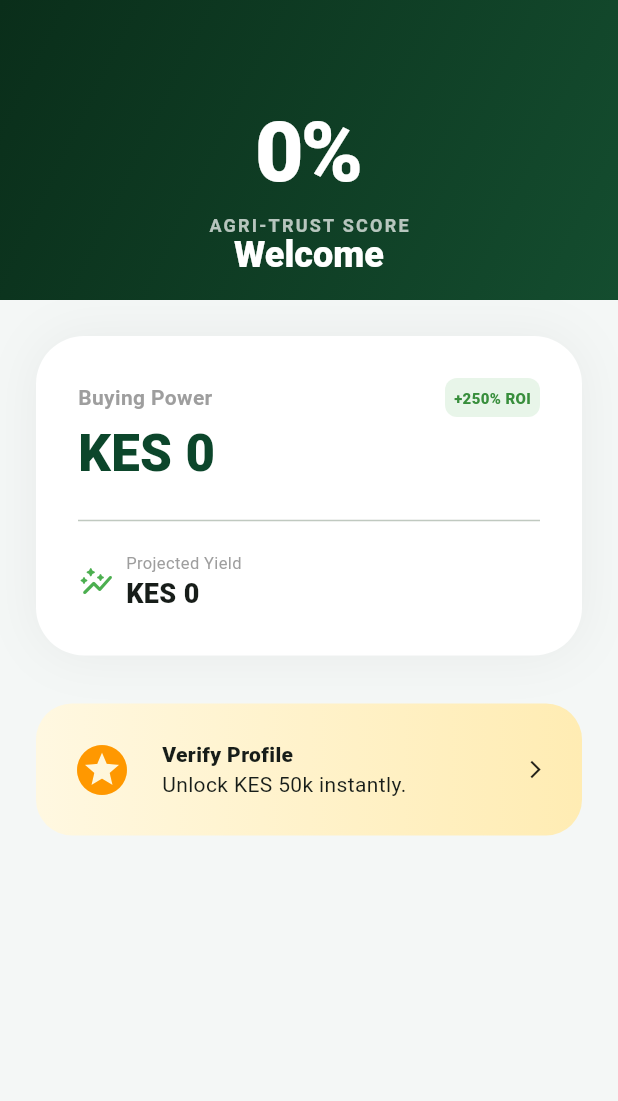
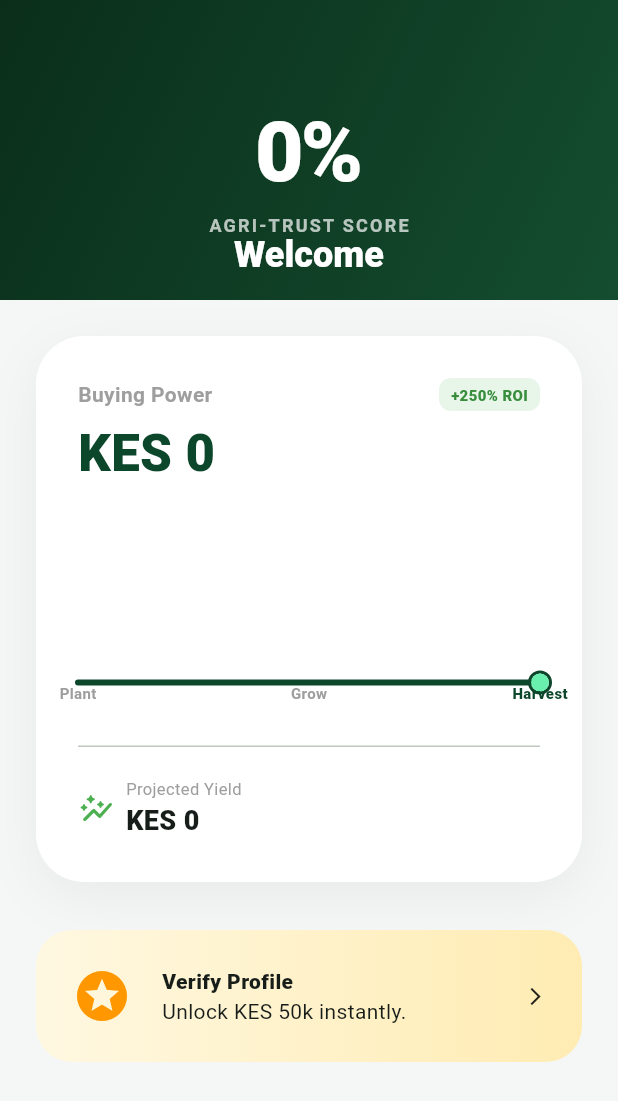
Before and after one commit to kelvinketer/rahisipay_app, a Flutter app: the DashboardScreen screen opened directly with empty values, on a phone screen of 412 x 824 dp. Shown: the top 1101 px of the screen. Run offline on Flutter 3.47's test engine with Material 3 defaults, Android fonts, the phone set to English and light mode, and no system bars; drawn by our look-alikes of fl_chart; our stand-ins replace qr_flutter; missing offline and left inert: mobile_scanner.

Commit message:
Feat: Integrated fl_chart visual ROI graph to Dashboard

```diff
--- a/lib/screens/farmer_screens.dart
+++ b/lib/screens/farmer_screens.dart
@@ -1,3 +1,4 @@
+import 'package:fl_chart/fl_chart.dart';
 import 'package:flutter/material.dart';
 import 'package:http/http.dart' as http;
 import 'dart:convert';
@@ -306,17 +307,127 @@ class _DashboardScreenState extends State<DashboardScreen> {
     );
   }
 
-  Widget _buildROICard(String yieldAmt) {
+  // --- UPDATED ROI CARD WITH FL_CHART INTEGRATION ---
+  Widget _buildROICard(String yieldAmtString) {
+    // 1. Calculate the raw numbers for the graph
+    double limit = widget.creditLimit.toDouble();
+    double yieldAmt = limit * 3.5;
+
     return Container(
       width: double.infinity, padding: const EdgeInsets.all(28),
-      decoration: BoxDecoration(color: Colors.white, borderRadius: BorderRadius.circular(32), boxShadow: [BoxShadow(color: Colors.black.withOpacity(0.05), blurRadius: 30)]),
+      decoration: BoxDecoration(
+        color: Colors.white,
+        borderRadius: BorderRadius.circular(32),
+        boxShadow: [BoxShadow(color: Colors.black.withOpacity(0.05), blurRadius: 30, offset: const Offset(0, 10))]
+      ),
       child: Column(
         crossAxisAlignment: CrossAxisAlignment.start,
         children: [
-          Row(mainAxisAlignment: MainAxisAlignment.spaceBetween, children: [const Text("Buying Power", style: TextStyle(color: Colors.grey, fontWeight: FontWeight.w700)), Container(padding: const EdgeInsets.all(6), decoration: BoxDecoration(color: Colors.green.shade50, borderRadius: BorderRadius.circular(8)), child: Text("+250% ROI", style: TextStyle(color: Colors.green.shade700, fontWeight: FontWeight.w900, fontSize: 10)))]),
-          Text("KES ${widget.creditLimit}", style: const TextStyle(fontSize: 34, fontWeight: FontWeight.w900, color: Color(0xFF0C462B))),
-          const Divider(height: 40),
-          Row(children: [const Icon(Icons.auto_graph_rounded, color: Colors.green), const SizedBox(width: 8), Column(crossAxisAlignment: CrossAxisAlignment.start, children: [const Text("Projected Yield", style: TextStyle(color: Colors.grey, fontSize: 11)), Text("KES $yieldAmt", style: const TextStyle(fontSize: 18, fontWeight: FontWeight.w800))])]),
+          // Header
+          Row(
+            mainAxisAlignment: MainAxisAlignment.spaceBetween,
+            children: [
+              const Text("Buying Power", style: TextStyle(color: Colors.grey, fontWeight: FontWeight.w700)),
+              Container(padding: const EdgeInsets.symmetric(horizontal: 8, vertical: 4), decoration: BoxDecoration(color: Colors.green.shade50, borderRadius: BorderRadius.circular(8)), child: Text("+250% ROI", style: TextStyle(color: Colors.green.shade700, fontWeight: FontWeight.w900, fontSize: 10)))
+            ]
+          ),
+          const SizedBox(height: 4),
+          Text("KES ${limit.toInt()}", style: const TextStyle(fontSize: 34, fontWeight: FontWeight.w900, color: Color(0xFF0C462B))),
+          const SizedBox(height: 30),
+
+          // --- THE NEW FL_CHART GRAPH ---
+          SizedBox(
+            height: 120, // Keeps the card from getting too tall
+            child: LineChart(
+              LineChartData(
+                gridData: FlGridData(show: false), // Clean background
+                titlesData: FlTitlesData(
+                  bottomTitles: AxisTitles(
+                    sideTitles: SideTitles(
+                      showTitles: true,
+                      reservedSize: 22,
+                      getTitlesWidget: (value, meta) {
+                        // Custom labels for the crop cycle
+                        switch (value.toInt()) {
+                          case 0: return const Text('Plant', style: TextStyle(color: Colors.grey, fontSize: 10, fontWeight: FontWeight.bold));
+                          case 3: return const Text('Grow', style: TextStyle(color: Colors.grey, fontSize: 10, fontWeight: FontWeight.bold));
+                          case 6: return const Text('Harvest', style: TextStyle(color: Color(0xFF0C462B), fontSize: 10, fontWeight: FontWeight.w900));
+                        }
+                        return const Text('');
+                      },
+                    ),
+                  ),
+                  leftTitles: AxisTitles(sideTitles: SideTitles(showTitles: false)),
+                  rightTitles: AxisTitles(sideTitles: SideTitles(showTitles: false)),
+                  topTitles: AxisTitles(sideTitles: SideTitles(showTitles: false)),
+                ),
+                borderData: FlBorderData(show: false),
+                minX: 0, maxX: 6,
+                minY: 0, maxY: yieldAmt * 1.2, // Leaves breathing room at the top
+                lineBarsData: [
+                  // Line 1: The flat Principal Investment (Baseline)
+                  LineChartBarData(
+                    spots: [FlSpot(0, limit), FlSpot(6, limit)],
+                    isCurved: false,
+                    color: Colors.grey.withOpacity(0.4),
+                    barWidth: 2,
+                    dashArray: [5, 5], // Dashed line
+                    dotData: FlDotData(show: false),
+                  ),
+                  // Line 2: The sweeping Growth Curve
+                  LineChartBarData(
+                    spots: [
+                      FlSpot(0, limit),
+                      FlSpot(3, limit + ((yieldAmt - limit) * 0.25)), // Dips slightly before shooting up
+                      FlSpot(6, yieldAmt),
+                    ],
+                    isCurved: true,
+                    curveSmoothness: 0.4,
+                    color: const Color(0xFF0C462B),
+                    barWidth: 4,
+                    isStrokeCapRound: true,
+                    dotData: FlDotData(
+                      show: true,
+                      getDotPainter: (spot, percent, barData, index) {
+                        // Only show the dot at the final harvest peak
+                        if (index == 2) {
+                          return FlDotCirclePainter(radius: 6, color: Colors.greenAccent, strokeWidth: 2, strokeColor: const Color(0xFF0C462B));
+                        }
+                        return FlDotCirclePainter(radius: 0, color: Colors.transparent);
+                      }
+                    ),
+                    belowBarData: BarAreaData(
+                      show: true,
+                      gradient: LinearGradient(
+                        colors: [const Color(0xFF0C462B).withOpacity(0.2), Colors.transparent],
+                        begin: Alignment.topCenter, end: Alignment.bottomCenter,
+                      ),
+                    ),
+                  ),
+                ],
+              ),
+            ),
+          ),
+          // ------------------------------
+
+          const SizedBox(height: 20),
+          const Divider(height: 1),
+          const SizedBox(height: 20),
+
+          // Footer
+          Row(
+            children: [
+              const Icon(Icons.auto_graph_rounded, color: Colors.green),
+              const SizedBox(width: 8),
+              Column(
+                crossAxisAlignment: CrossAxisAlignment.start,
+                children: [
+                  const Text("Projected Yield", style: TextStyle(color: Colors.grey, fontSize: 11)),
+                  Text("KES $yieldAmtString", style: const TextStyle(fontSize: 18, fontWeight: FontWeight.w800))
+                ]
+              )
+            ]
+          ),
         ],
       ),
     );
--- a/pubspec.yaml
+++ b/pubspec.yaml
@@ -23,6 +23,7 @@ dependencies:
   # --- NEW: QR CODE ECOSYSTEM ---
   qr_flutter: ^4.1.0        # Generates the QR codes for the Agrovets
   mobile_scanner: ^6.0.0    # Allows the Farmer to scan the QR codes
+  fl_chart: ^1.1.1
 
 dev_dependencies:
   flutter_test:
```
